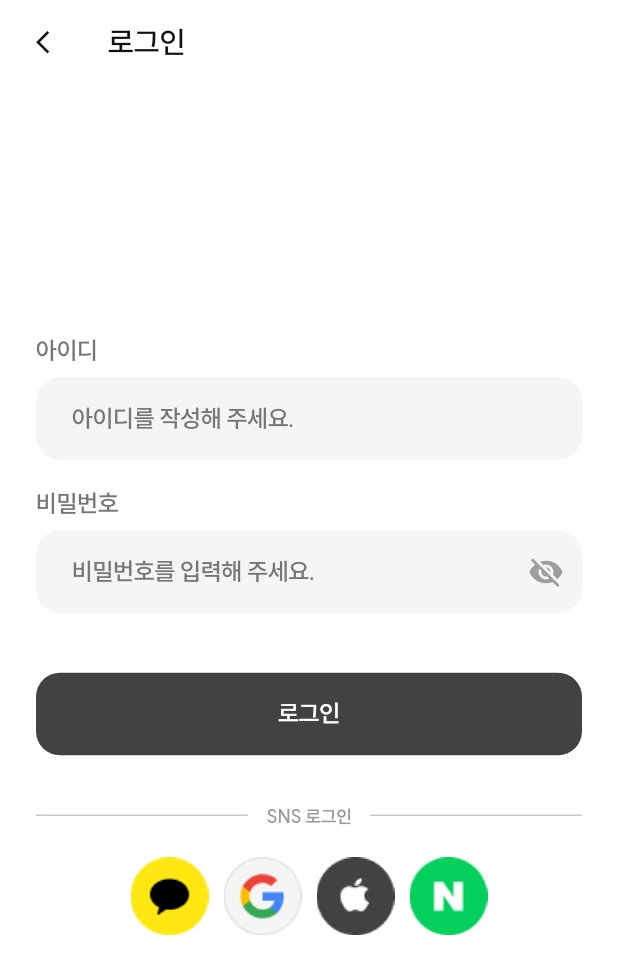
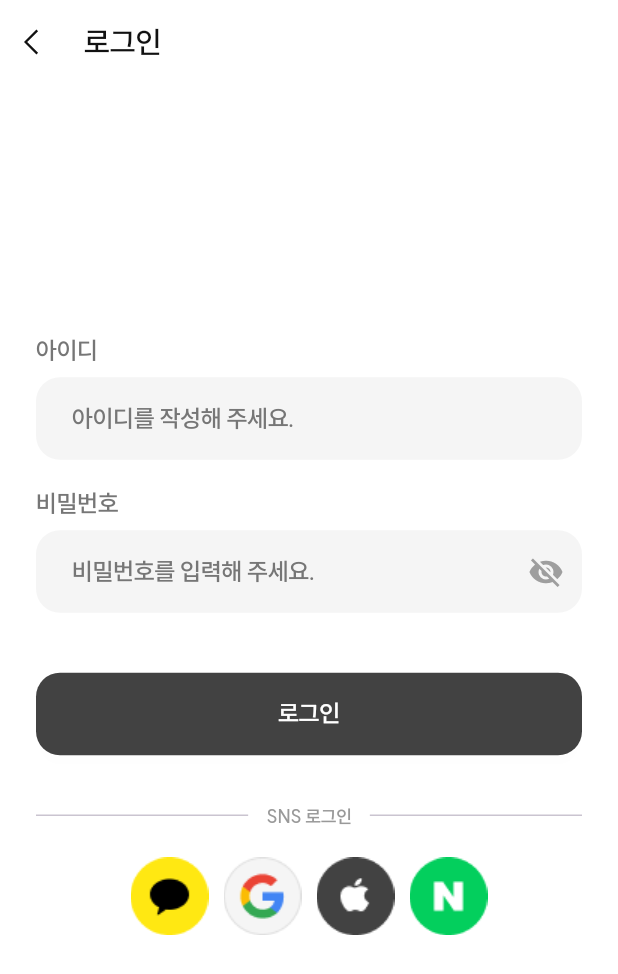
Before and after one commit to ssia009/pet_album_mobile_new, a Flutter app: the screen it shows after launch, after a tap on "아이디 로그인", on a phone screen of 412 x 824 dp. Shown: the top 974 px of the screen. Run offline on Flutter 3.47's test engine with Material 3 defaults, Android fonts, the phone set to English and light mode, and no system bars; our stand-ins replace dotted_border, flutter_svg; network calls fail; project files that could hold a hidden picture were left out.

Commit message:
260219-이시아-2

```diff
--- a/lib/core/theme/app_colors.dart
+++ b/lib/core/theme/app_colors.dart
@@ -8,6 +8,7 @@ class AppColors {
   static const white   = Color(0xFFFFFFFF);
   static const bg      = Color(0xFFF9F9F9);
 
+  static const gray00 = Color(0x00000000); //투명
   static const gray01  = Color(0xFFF5F5F5); //gray50
   static const gray02  = Color(0xFFE0E0E0); //gray100
   static const gray03  = Color(0xFFBDBDBD); //gray300
--- a/lib/core/widgets/app_text_field.dart
+++ b/lib/core/widgets/app_text_field.dart
@@ -31,7 +31,7 @@ class AppTextField extends StatelessWidget {
         controller: controller,
         obscureText: obscureText,
         style : AppTextStyle.body16R120.copyWith(
-          color: AppColors.f05,
+          color: AppColors.f03,
         ),
         decoration: InputDecoration(
           hintText: hintText,
--- a/lib/core/widgets/common_app_back_bar_scaffold.dart
+++ b/lib/core/widgets/common_app_back_bar_scaffold.dart
@@ -1,5 +1,6 @@
 import 'package:flutter/cupertino.dart';
 import 'package:flutter/material.dart';
+import 'package:flutter_svg/flutter_svg.dart';
 import 'package:petAblumMobile/core/theme/app_colors.dart';
 import 'package:petAblumMobile/core/theme/app_fonts_style_suit.dart';
 class CommonBackAppBar extends StatelessWidget implements PreferredSizeWidget {
@@ -15,17 +16,23 @@ class CommonBackAppBar extends StatelessWidget implements PreferredSizeWidget {
   @override
   Widget build(BuildContext context) {
     return AppBar(
-      backgroundColor: Colors.white,
+
+      automaticallyImplyLeading: false,
+
+      titleSpacing: 0, // 타이틀 기본 간격 제거
+
+      backgroundColor: AppColors.gray00,
       elevation: 0,
       leading: IconButton(
-        icon: Text(
-          '<',
-          style: AppTextStyle.subtitle20M120.copyWith(
-            color: AppColors.f05,
-          ),
+        icon: SvgPicture.asset('assets/system/icons/icon_back.svg',
+          width: 24,
+          height: 24,
+          colorFilter: ColorFilter.mode(
+            AppColors.f05,
+            BlendMode.srcIn,),
         ),
         onPressed: () => Navigator.pop(context),
-      ), // 24 X 24
+      ),
       title: title == null
           ? null
           : Text(
--- a/lib/features/presentation/pages/album_crud/album_view.dart
+++ b/lib/features/presentation/pages/album_crud/album_view.dart
@@ -18,7 +18,7 @@ class _AlbumPageState extends State<AlbumViewPage> {
     return Scaffold(
       backgroundColor: AppColors.white,
       appBar: CommonMainAppBar(
-        title: '',
+        title: '산책 모음집',
         actions: [
           IconButton(icon: const Icon(Icons.search), onPressed: () {
             Navigator.push(context, MaterialPageRoute(
--- a/lib/features/presentation/pages/main/my_page.dart
+++ b/lib/features/presentation/pages/main/my_page.dart
@@ -106,8 +106,8 @@ class _MyPageState extends State<MyPage> {
                     child:
                     ElevatedButton(
                       style: AppButtonStyles.base(
-                        backgroundColor: Colors.white,
-                        foregroundColor: AppColors.f01,
+                        backgroundColor: AppColors.white,
+                        foregroundColor: AppColors.gray01,
                       ).copyWith(
                         elevation: MaterialStateProperty.all(2), // 살짝 떠 있는 느낌
                         shadowColor: MaterialStateProperty.all(Colors.black.withOpacity(0.08)),
@@ -159,7 +159,7 @@ class _MyPageState extends State<MyPage> {
                   child: Column(
                     children: [
 
-                      // ✅ 하얀 박스
+                      // 박스
                       Container(
                         width: 350,
                         padding: const EdgeInsets.all(20),
```
Also changed, not shown: lib/core/widgets/common_app_bar_main_scaffold.dart (+8 -5 lines), lib/core/widgets/delete_modal.dart (+4 -4 lines), assets/system/icons/icon_back.svg (added), 1 other file.
